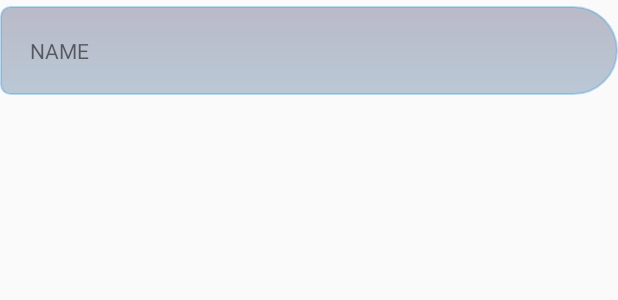
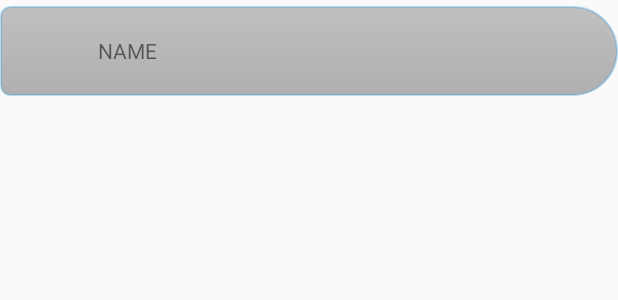
Before and after one commit to Turlough/AndroidTreeView, an Android app: the layout tree_view_item.xml on its own in the app's theme, with its tools: preview values and no code run, on a phone screen of 412 x 824 dp. Shown: the top 300 px of the screen. Run offline under Robolectric (Android 15) with nearby library versions, the phone set to English and light mode, and no system bars.

Commit message:
Fixed selection behaviour Adjusted styles image button

```diff
--- a/app/src/main/java/net/overc/android/treeview/ViewTreeProvider.java
+++ b/app/src/main/java/net/overc/android/treeview/ViewTreeProvider.java
@@ -47,13 +47,13 @@ class ViewTreeProvider {
     public Collection<ViewModel> getTopLevelItems() {
         return from(models.values())
                 .filter(ViewModel::isRoot)
-                .toList()
+                .toSortedList()
                 .toBlocking()
                 .first();
     }
     public Collection<ViewModel> getAllItems() {
         return from(models.values())
-                .toList()
+                .toSortedList()
                 .toBlocking()
                 .first();
     }
--- a/app/src/main/res/drawable/tree_view_item_name_drawable_not_pressed.xml
+++ b/app/src/main/res/drawable/tree_view_item_name_drawable_not_pressed.xml
@@ -11,8 +11,8 @@
         android:bottomRightRadius="70dp"
         android:topRightRadius="70dp" />
     <gradient
-        android:startColor="#caab"
-        android:endColor="#cabc"
+        android:startColor="#ebbb"
+        android:endColor="#eaaa"
         android:angle="270" />
 
 </shape>
--- a/app/src/main/res/drawable/tree_view_item_name_drawable_pressed.xml
+++ b/app/src/main/res/drawable/tree_view_item_name_drawable_pressed.xml
@@ -11,7 +11,7 @@
         android:bottomRightRadius="70dp"
         android:topRightRadius="70dp" />
     <gradient
-        android:startColor="#eacd"
-        android:endColor="#eaef"
+        android:startColor="#fcdd"
+        android:endColor="#feff"
         android:angle="270" />
 </shape>
--- a/app/src/main/res/layout/activity_main.xml
+++ b/app/src/main/res/layout/activity_main.xml
@@ -7,18 +7,18 @@
                 tools:context="net.overc.android.treeview.MainActivity">
 
     <Button
-        android:id="@+id/name"
+        android:id="@+id/tv_item_permissions_title"
         android:layout_width="300dp"
         android:layout_height="wrap_content"
         android:text="NAME"/>
 
     <android.support.v7.widget.RecyclerView
-        android:id="@+id/children"
+        android:id="@+id/lv_permission_children"
         android:layout_width="300dp"
         android:layout_height="wrap_content"
         android:paddingLeft="8dp"
         android:paddingRight="8dp"
-        android:layout_below="@+id/name"
+        android:layout_below="@+id/tv_item_permissions_title"
         android:layout_alignParentStart="true"
         android:layout_marginStart="25dp"/>
 
--- /dev/null
+++ b/app/src/main/res/layout/tree_view_header.xml
@@ -0,0 +1,31 @@
+<?xml version="1.0" encoding="utf-8"?>
+<RelativeLayout xmlns:android="http://schemas.android.com/apk/res/android"
+                xmlns:app="http://schemas.android.com/apk/res-auto"
+                xmlns:tools="http://schemas.android.com/tools"
+                android:id="@+id/tree_view_header"
+                android:layout_width="match_parent"
+                android:layout_height="wrap_content"
+                android:animateLayoutChanges="true"
+                android:background="@drawable/tree_view_item_name_drawable_not_pressed"
+                android:padding="10dp"
+                android:layout_marginTop="4dp"
+                tools:context="net.overc.android.treeview.MainActivity">
+
+    <ImageView
+        android:id="@+id/iv_item_permissions"
+        android:layout_width="40dp"
+        android:layout_height="40dp"
+        android:clickable="false"
+        android:padding="8dp"/>
+
+    <TextView
+        android:id="@+id/tv_item_permissions_title"
+        android:layout_width="match_parent"
+        android:layout_height="wrap_content"
+        android:layout_centerVertical="true"
+
+        android:layout_toEndOf="@id/iv_item_permissions"
+        android:paddingStart="15dp"
+        android:text="NAME"/>
+
+</RelativeLayout>
--- a/app/src/main/res/layout/tree_view_item.xml
+++ b/app/src/main/res/layout/tree_view_item.xml
@@ -4,24 +4,18 @@
                 xmlns:tools="http://schemas.android.com/tools"
                 android:layout_width="match_parent"
                 android:layout_height="wrap_content"
+                android:animateLayoutChanges="true"
                 tools:context="net.overc.android.treeview.MainActivity">
 
-    <TextView
-        android:id="@+id/name"
-        android:layout_width="match_parent"
-        android:layout_height="wrap_content"
-        android:padding="20dp"
-        android:background="@drawable/tree_view_item_name_drawable_not_pressed"
-        android:layout_marginTop="4dp"
-        android:text="NAME"/>
+    <include layout="@layout/tree_view_header"/>
 
     <android.support.v7.widget.RecyclerView
-        android:id="@+id/children"
+        android:id="@+id/lv_permission_children"
         android:layout_width="wrap_content"
         android:layout_height="wrap_content"
-        android:paddingLeft="8dp"
-        android:paddingRight="20dp"
-        android:layout_below="@+id/name"
+
+
+        android:layout_below="@+id/tv_item_permissions_title"
         android:layout_alignParentStart="true"
         android:layout_marginStart="25dp"/>
 
```
Also changed, not shown: app/src/main/java/net/overc/android/treeview/MainActivity.java (+5 -14 lines), app/src/main/java/net/overc/android/treeview/TreeViewPopup.java (+21 -12 lines), app/src/main/java/net/overc/android/treeview/ViewModel.java (+50 -18 lines), app/src/main/java/net/overc/android/treeview/ViewModelAdapter.java (+27 -12 lines), app/src/main/res/drawable/ic_check_blue.xml (added, +18 -0 lines), app/src/main/res/drawable/ic_no_permissions.xml (added, +42 -0 lines).
